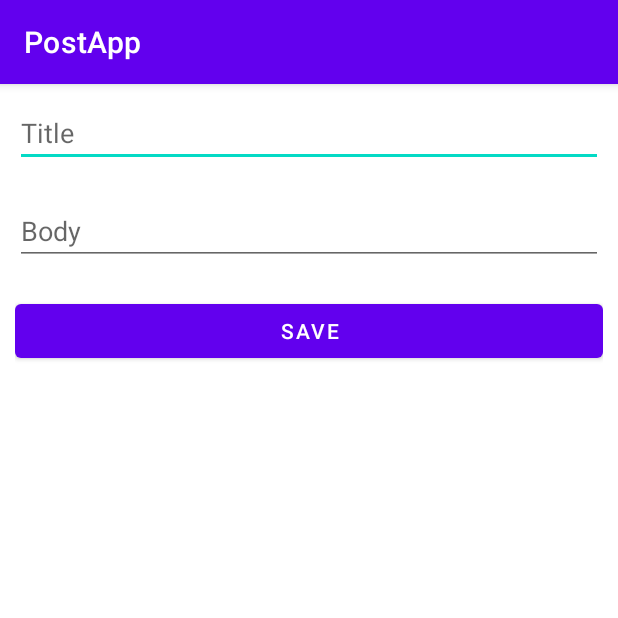
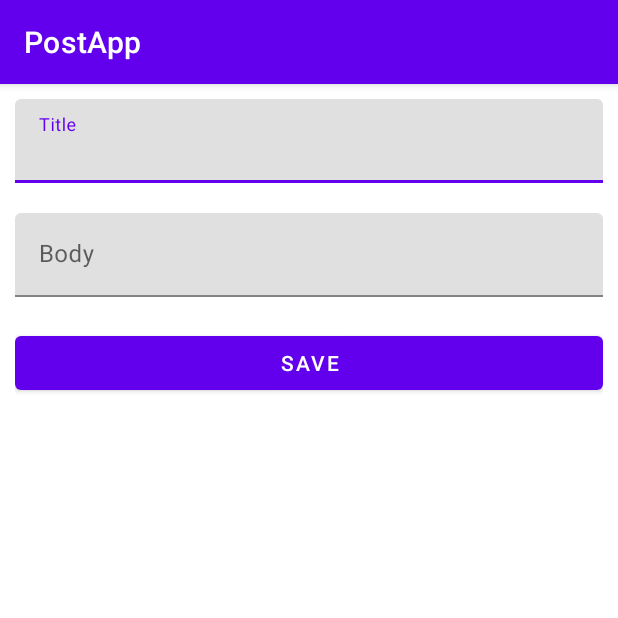
Before and after one commit to nicksiwa/android-simple-post-app, an Android app: the screen it shows after launch (CreatePostActivity), after a tap on "CREATE POST", on a phone screen of 412 x 824 dp, the top half of it. Run offline under Robolectric (Android 15) with nearby library versions, the phone set to English and light mode, and no system bars; 1 statement that could not run was skipped.

Commit message:
edit service url

```diff
--- a/app/src/main/AndroidManifest.xml
+++ b/app/src/main/AndroidManifest.xml
@@ -3,6 +3,7 @@
     package="com.example.postapp">
 
     <uses-permission android:name="android.permission.INTERNET" />
+    <uses-permission android:name="android.permission.ACCESS_NETWORK_STATE" />
 
     <application
         android:allowBackup="true"
--- a/app/src/main/java/com/example/postapp/service/Service.kt
+++ b/app/src/main/java/com/example/postapp/service/Service.kt
@@ -5,7 +5,7 @@ import retrofit2.Retrofit
 import retrofit2.converter.gson.GsonConverterFactory
 
 object ServiceBuilder {
-    private const val baseUrl = "http://172.16.4.134:3000/"
+    private const val baseUrl = "http://10.0.2.2:5000/"
     private val client = OkHttpClient.Builder().build()
     private val retrofit = Retrofit.Builder()
             .baseUrl(baseUrl)
--- a/app/src/main/res/layout/activity_create_post.xml
+++ /dev/null
@@ -1,9 +0,0 @@
-<?xml version="1.0" encoding="utf-8"?>
-<androidx.constraintlayout.widget.ConstraintLayout xmlns:android="http://schemas.android.com/apk/res/android"
-    xmlns:app="http://schemas.android.com/apk/res-auto"
-    xmlns:tools="http://schemas.android.com/tools"
-    android:layout_width="match_parent"
-    android:layout_height="match_parent"
-    tools:context=".CreatePostActivity">
-
-</androidx.constraintlayout.widget.ConstraintLayout>
--- a/app/src/main/res/layout/post_form.xml
+++ b/app/src/main/res/layout/post_form.xml
@@ -7,19 +7,27 @@
     android:layout_margin="10dp"
     android:orientation="vertical">
 
-    <EditText
-        android:id="@+id/post_title_edit_text"
-        android:hint="Title"
+    <com.google.android.material.textfield.TextInputLayout
+        android:layout_marginBottom="20dp"
         android:layout_width="match_parent"
-        android:layout_height="wrap_content"
-        android:layout_marginBottom="20dp" />
+        android:layout_height="wrap_content">
+        <com.google.android.material.textfield.TextInputEditText
+            android:id="@+id/post_title_edit_text"
+            android:hint="Title"
+            android:layout_width="match_parent"
+            android:layout_height="wrap_content" />
+    </com.google.android.material.textfield.TextInputLayout>
 
-    <EditText
-        android:id="@+id/post_body_edit_text"
-        android:hint="Body"
+    <com.google.android.material.textfield.TextInputLayout
+        android:layout_marginBottom="20dp"
         android:layout_width="match_parent"
-        android:layout_height="wrap_content"
-        android:layout_marginBottom="20dp" />
+        android:layout_height="wrap_content">
+        <com.google.android.material.textfield.TextInputEditText
+            android:id="@+id/post_body_edit_text"
+            android:hint="Body"
+            android:layout_width="match_parent"
+            android:layout_height="wrap_content" />
+    </com.google.android.material.textfield.TextInputLayout>
 
     <Button
         android:text="Save"
```
